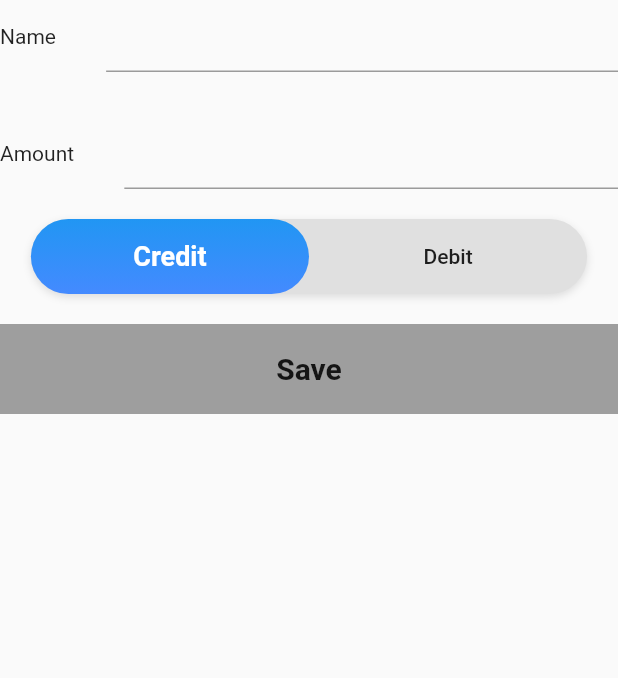
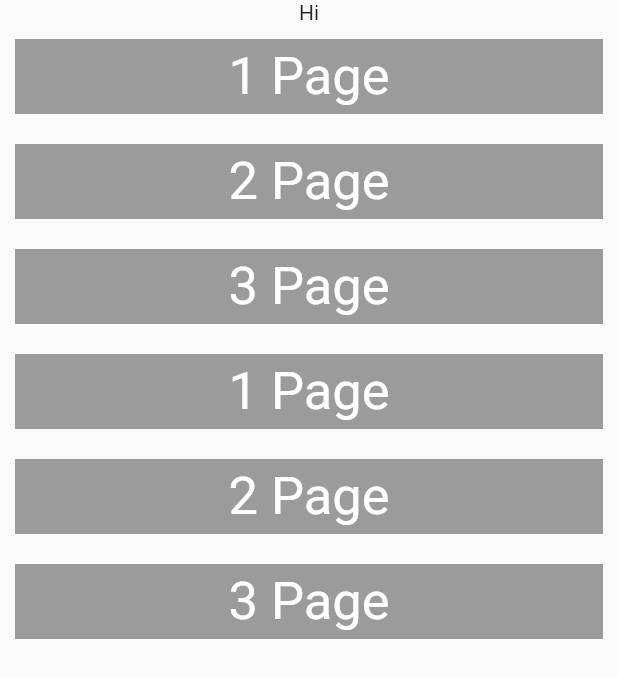
Before and after one commit to patelmeet341993/row_column, a Flutter app: the screen it shows after launch, on a phone screen of 412 x 824 dp. Shown: the top 678 px of the screen. Run offline on Flutter 3.47's test engine with Material 2 defaults, Android fonts, the phone set to English and light mode, and no system bars; drawn by our look-alikes of flutter_toggle_tab; our stand-ins replace cached_network_image.

Commit message:
navigation

```diff
--- a/lib/calc/mybtn.dart
+++ b/lib/calc/mybtn.dart
@@ -6,23 +6,27 @@ class Mybtn extends StatelessWidget {
   final Color backClr;
   final Color textClr;
   final Function btnClick;
+  final double? height;
 
-  Mybtn({this.label="A",this.backClr=Colors.black38,this.textClr=Colors.white,required this.btnClick});
+
+  Mybtn({this.label="A",this.backClr=Colors.black38,this.textClr=Colors.white,required this.btnClick,this.height});
 
   @override
   Widget build(BuildContext context) {
     return InkWell(
       child: Container(
+        margin: EdgeInsets.all(10),
+
         color: backClr,
         child: Center(
             child: Text(
           label,
           style: TextStyle(fontSize: 35,color: textClr),
         )),
-        height: double.maxFinite,
+        height: height??double.maxFinite,
       ),
       onTap: () {
-          btnClick(label);
+          btnClick();
       },
     );
   }
--- a/lib/listview/dynamic_listview.dart
+++ b/lib/listview/dynamic_listview.dart
@@ -46,7 +46,6 @@ class _DynamicListViewState extends State<DynamicListView> {
                 child: ListView.builder(
                     itemCount: list.length,
                     itemBuilder: (ctx, i) {
-
                       Color clr;
 
                       try{
--- a/lib/main.dart
+++ b/lib/main.dart
@@ -2,6 +2,7 @@ import 'package:flutter/material.dart';
 import 'package:flutter_app/bank_statement_listview/mybank_homepage.dart';
 import 'package:flutter_app/calc/Calc.dart';
 import 'package:flutter_app/image_load/image_home.dart';
+import 'package:flutter_app/navigation/navi_main.dart';
 
 
 
@@ -17,7 +18,7 @@ class MyApp extends StatelessWidget {
   @override
   Widget build(BuildContext context) {
     return MaterialApp(
-      home: MybankHomePage(),
+      home: NaviMain(),
     );
   }
 }
--- /dev/null
+++ b/lib/navigation/btn_list.dart
@@ -0,0 +1,54 @@
+import 'package:flutter/material.dart';
+
+import '../calc/mybtn.dart';
+import 'navi_first.dart';
+import 'navi_hird.dart';
+import 'navi_second.dart';
+
+class BtnList extends StatelessWidget {
+  const BtnList({Key? key}) : super(key: key);
+
+  @override
+  Widget build(BuildContext context) {
+    return Column(
+      children: [
+        Text("Hi"),
+        Mybtn(btnClick: (){
+
+          Navigator.push(context, MaterialPageRoute(builder: (context)=> NaviFirst()));
+
+
+
+        },label: "1 Page", height: 50,),
+
+        Mybtn(btnClick: (){
+          Navigator.push(context, MaterialPageRoute(builder: (context)=>NaviSecond()));
+
+
+        },label: "2 Page", height: 50,),
+        Mybtn(btnClick: (){
+          Navigator.push(context, MaterialPageRoute(builder: (context)=>NaviThird()));
+
+        },label: "3 Page",height: 50,),
+
+        Mybtn(btnClick: (){
+
+          Navigator.pushReplacement(context, MaterialPageRoute(builder: (context)=> NaviFirst()));
+
+
+        },label: "1 Page", height: 50,),
+
+        Mybtn(btnClick: (){
+          Navigator.pushReplacement(context, MaterialPageRoute(builder: (context)=>NaviSecond()));
+
+
+        },label: "2 Page", height: 50,),
+        Mybtn(btnClick: (){
+          Navigator.pushReplacement(context, MaterialPageRoute(builder: (context)=>NaviThird()));
+
+        },label: "3 Page",height: 50,),
+
+      ],
+    );
+  }
+}
--- /dev/null
+++ b/lib/navigation/navi_main.dart
@@ -0,0 +1,25 @@
+import 'package:flutter/material.dart';
+import 'package:flutter_app/calc/mybtn.dart';
+import 'package:flutter_app/navigation/btn_list.dart';
+import 'package:flutter_app/navigation/navi_first.dart';
+import 'package:flutter_app/navigation/navi_hird.dart';
+import 'package:flutter_app/navigation/navi_second.dart';
+
+
+class NaviMain extends StatefulWidget {
+  const NaviMain({Key? key}) : super(key: key);
+
+  @override
+  _NaviMainState createState() => _NaviMainState();
+}
+
+class _NaviMainState extends State<NaviMain> {
+  @override
+  Widget build(BuildContext context) {
+    return SafeArea(
+      child: Scaffold(
+        body: BtnList(),
+      ),
+    );
+  }
+}
```
Also changed, not shown: lib/navigation/navi_first.dart (added, +21 -0 lines), lib/navigation/navi_hird.dart (added, +22 -0 lines), lib/navigation/navi_second.dart (added, +22 -0 lines).
